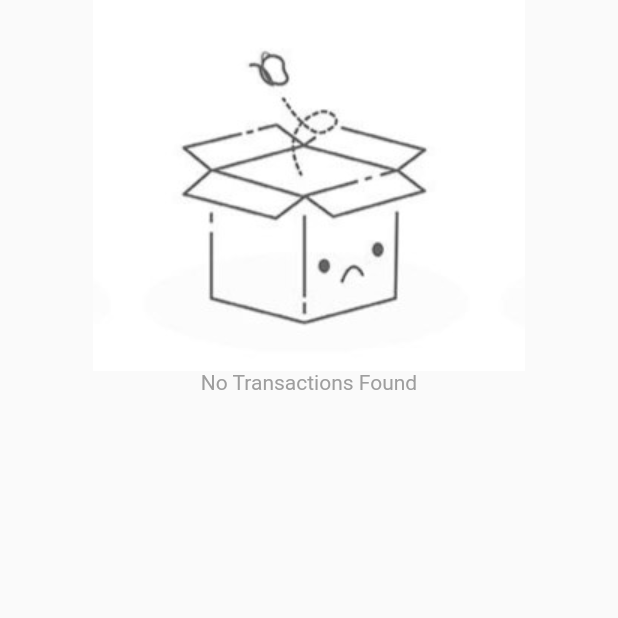
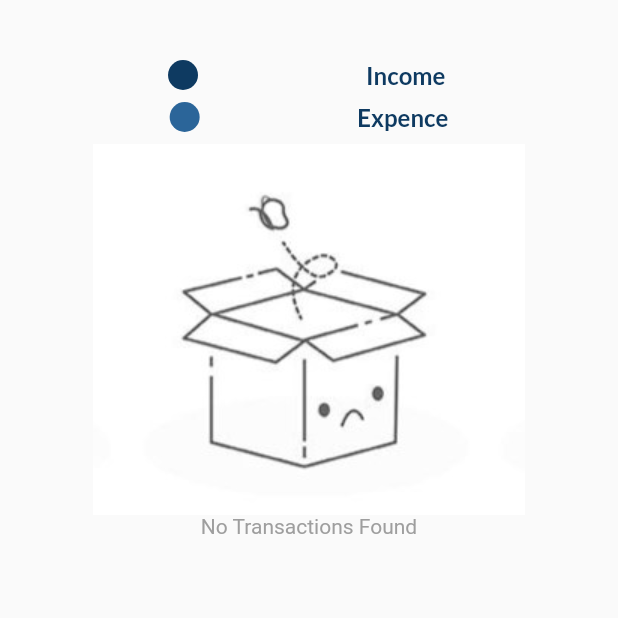
Before and after one commit to vivek-vivek/Pocket-Version-2.O, a Flutter app: the AllGraph screen opened directly, on a phone screen of 412 x 824 dp, the top half of it. Run offline on Flutter 3.47's test engine with Material 2 defaults, Android fonts, the phone set to English and light mode, and no system bars; our stand-ins replace fl_chart, flutter_slidable, google_fonts, hive, hive_flutter, syncfusion_flutter_charts; missing offline and left inert: rolling_bottom_bar, splash_screen_view; accounts and stored records are empty; statements that could not run were skipped.

Commit message:
last commit

```diff
--- a/lib/Screens/Graph/Graphs/all.dart
+++ b/lib/Screens/Graph/Graphs/all.dart
@@ -44,6 +44,46 @@ class _AllGraphState extends State<AllGraph> {
     return Scaffold(
       body: ListView(
         children: [
+          Padding(
+            padding: const EdgeInsets.only(top: 40),
+            child: Row(
+              mainAxisAlignment: MainAxisAlignment.spaceEvenly,
+              children: [
+                CircleAvatar(
+                  backgroundColor: colorId.btnColor,
+                  radius: 10,
+                ),
+                Text(
+                  'Income ',
+                  style: GoogleFonts.lato(
+                      textStyle: TextStyle(
+                          color: colorId.btnColor,
+                          fontSize: 16,
+                          fontWeight: FontWeight.w700)),
+                )
+              ],
+            ),
+          ),
+          Padding(
+            padding: const EdgeInsets.all(8.0),
+            child: Row(
+              mainAxisAlignment: MainAxisAlignment.spaceEvenly,
+              children: [
+                CircleAvatar(
+                  backgroundColor: colorId.mainBlue,
+                  radius: 10,
+                ),
+                Text(
+                  'Expence',
+                  style: GoogleFonts.lato(
+                      textStyle: TextStyle(
+                          color: colorId.btnColor,
+                          fontSize: 16,
+                          fontWeight: FontWeight.w700)),
+                )
+              ],
+            ),
+          ),
           ValueListenableBuilder(
             valueListenable: TransactionDB.instance.transactionListNotifier,
             builder: (BuildContext context, List<TransactionModal> newList,
@@ -61,19 +101,16 @@ class _AllGraphState extends State<AllGraph> {
                         ],
                       ),
                     )
-                  : Padding(
-                      padding: const EdgeInsets.only( top:100),
-                      child: SizedBox(
+                  : SizedBox(
                       height: 400,
                       child: PieChart(
                         PieChartData(
-                            centerSpaceRadius: 100,
+                          centerSpaceRadius: 60,
                           borderData: FlBorderData(
                             show: true,
                           ),
                           sections: [
                             PieChartSectionData(
-                                  title: 'Income',
                                 titleStyle: TextStyle(color: colorId.white),
                                 color: colorId.btnColor,
                                 value: TransactionDB.instance
@@ -81,15 +118,14 @@ class _AllGraphState extends State<AllGraph> {
                             PieChartSectionData(
                               titleStyle: TextStyle(color: colorId.white),
                               color: colorId.mainBlue,
-                                value: TransactionDB.instance
-                                    .totalTransaction()[2],
+                              value:
+                                  TransactionDB.instance.totalTransaction()[2],
                             )
                           ],
                         ),
                         swapAnimationDuration:
                             const Duration(milliseconds: 150), // Optional
                         swapAnimationCurve: Curves.linear, // Optional
-                        ),
                       ),
                     );
             },
```
Also changed, not shown: lib/Screens/Home/home.dart (+2 -6 lines), lib/Screens/all_transaction_screen/home_screen/main_screen/filterd_trasnaction.dart (+2 -11 lines), lib/Screens/all_transaction_screen/widgets/edit.dart (+20 -29 lines). Lines whose indentation alone changed are shown as unchanged.
